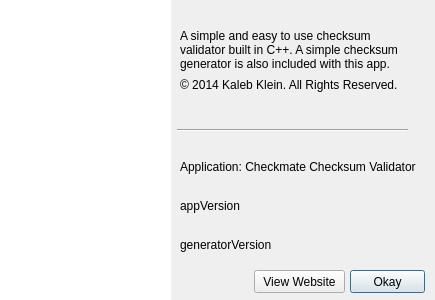
Above: src/aboutdialog.ui from ayworld/Checkmate before the change. Below: the same form after it.
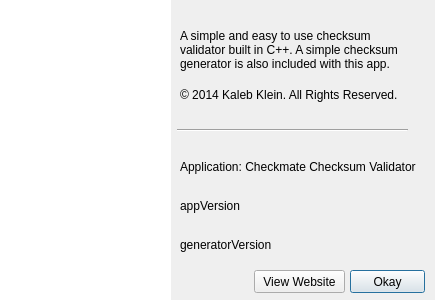
That is the form after the change. Icons and pictures are not drawn.

Commit message: Fixing about window

The edit to the form file:
```diff
--- a/src/aboutdialog.ui
+++ b/src/aboutdialog.ui
@@ -135,7 +135,7 @@
    <property name="geometry">
     <rect>
      <x>180</x>
-     <y>70</y>
+     <y>80</y>
      <width>231</width>
      <height>31</height>
     </rect>
```
The commit also changes 1 other file.
